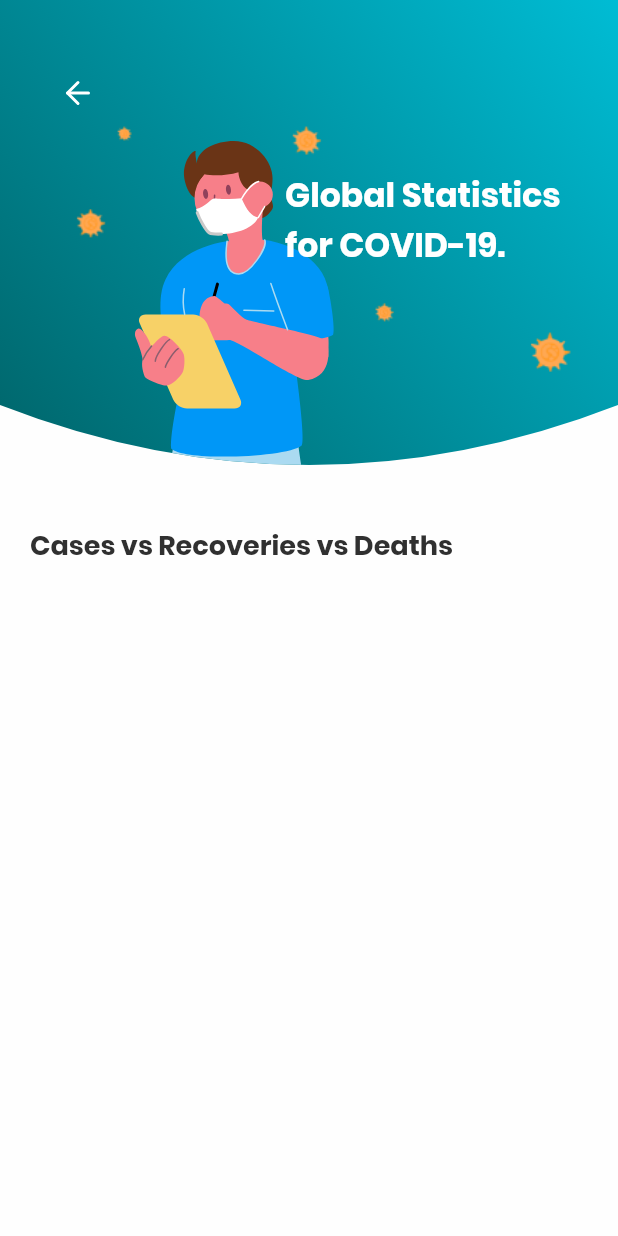
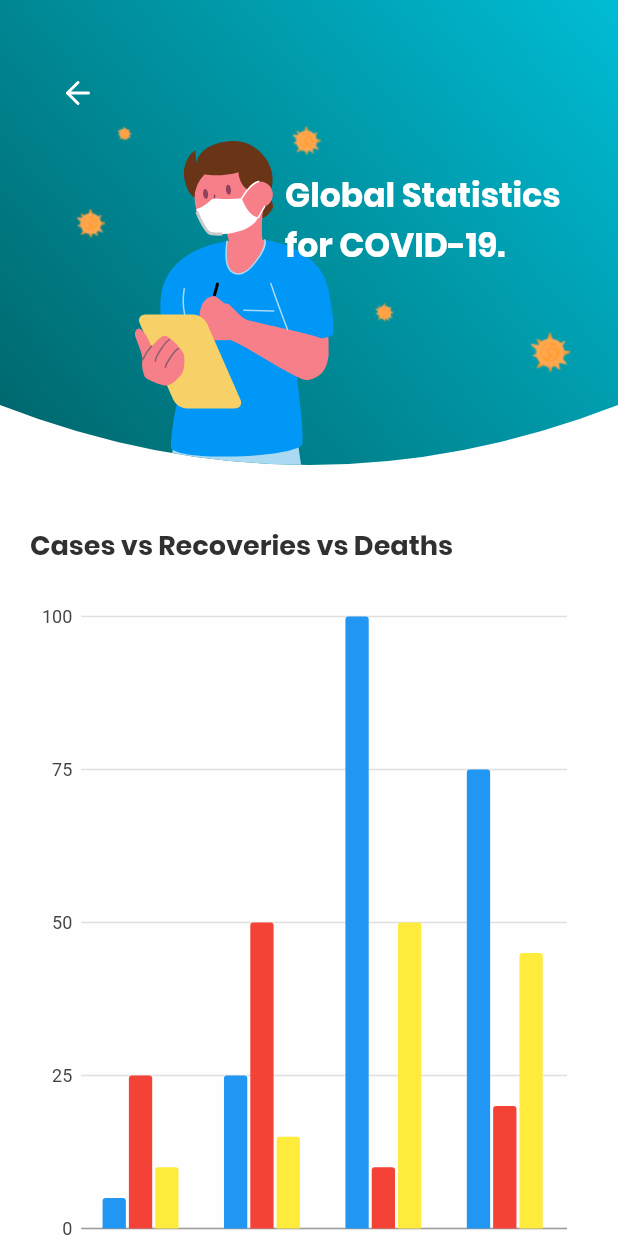
Before and after one commit to ogaroh/covid19, a Flutter app: the GlobalScreen screen opened directly, on a phone screen of 412 x 824 dp. Run offline on Flutter 3.47's test engine with Material 2 defaults, Android fonts, the phone set to English and light mode, and no system bars; our stand-ins replace charts_flutter, flutter_feather_icons, flutter_svg.

Commit message:
added chart

```diff
--- a/lib/global_screen.dart
+++ b/lib/global_screen.dart
@@ -1,7 +1,8 @@
 import 'package:covid19/constant.dart';
+import 'package:covid19/widgets/charts.dart';
 import 'package:covid19/widgets/my_header.dart';
 import 'package:flutter/material.dart';
-// import 'package:flutter_svg/flutter_svg.dart';
+import 'package:charts_flutter/flutter.dart';
 
 class GlobalScreen extends StatelessWidget {
   @override
@@ -27,6 +28,10 @@ class GlobalScreen extends StatelessWidget {
                   ),
                   SizedBox(height: 20),
                   // other stuff
+                  Container(
+                    height: 450,
+                    child: GroupedBarChart.withSampleData(),
+                  ),
                   SizedBox(height: 50),
                 ],
               ),
--- /dev/null
+++ b/lib/widgets/charts.dart
@@ -0,0 +1,81 @@
+/// Bar chart example
+import 'package:flutter/material.dart';
+import 'package:charts_flutter/flutter.dart' as charts;
+
+class GroupedBarChart extends StatelessWidget {
+  final List<charts.Series> seriesList;
+  final bool animate;
+
+  GroupedBarChart(this.seriesList, {this.animate});
+
+  factory GroupedBarChart.withSampleData() {
+    return new GroupedBarChart(
+      _createSampleData(),
+      // Disable animations for image tests.
+      animate: false,
+    );
+  }
+
+
+  @override
+  Widget build(BuildContext context) {
+    return new charts.BarChart(
+      seriesList,
+      animate: animate,
+      barGroupingType: charts.BarGroupingType.grouped,
+    );
+  }
+
+  /// Create series list with multiple series
+  static List<charts.Series<OrdinalSales, String>> _createSampleData() {
+    final desktopSalesData = [
+      new OrdinalSales('2014', 5),
+      new OrdinalSales('2015', 25),
+      new OrdinalSales('2016', 100),
+      new OrdinalSales('2017', 75),
+    ];
+
+    final tableSalesData = [
+      new OrdinalSales('2014', 25),
+      new OrdinalSales('2015', 50),
+      new OrdinalSales('2016', 10),
+      new OrdinalSales('2017', 20),
+    ];
+
+    final mobileSalesData = [
+      new OrdinalSales('2014', 10),
+      new OrdinalSales('2015', 15),
+      new OrdinalSales('2016', 50),
+      new OrdinalSales('2017', 45),
+    ];
+
+    return [
+      new charts.Series<OrdinalSales, String>(
+        id: 'Desktop',
+        domainFn: (OrdinalSales sales, _) => sales.year,
+        measureFn: (OrdinalSales sales, _) => sales.sales,
+        data: desktopSalesData,
+      ),
+      new charts.Series<OrdinalSales, String>(
+        id: 'Tablet',
+        domainFn: (OrdinalSales sales, _) => sales.year,
+        measureFn: (OrdinalSales sales, _) => sales.sales,
+        data: tableSalesData,
+      ),
+      new charts.Series<OrdinalSales, String>(
+        id: 'Mobile',
+        domainFn: (OrdinalSales sales, _) => sales.year,
+        measureFn: (OrdinalSales sales, _) => sales.sales,
+        data: mobileSalesData,
+      ),
+    ];
+  }
+}
+
+/// Sample ordinal data type.
+class OrdinalSales {
+  final String year;
+  final int sales;
+
+  OrdinalSales(this.year, this.sales);
+}
```
